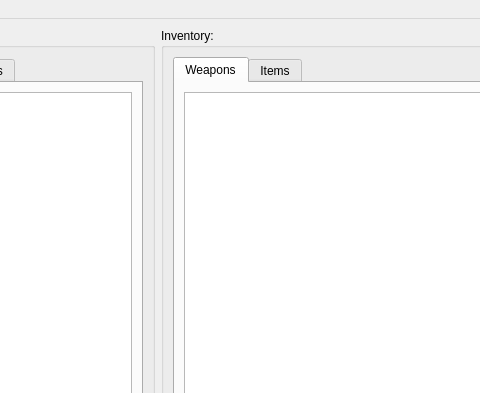
Above: mainwindow.ui from JordanViramontes/Cave-Story-Profile-Manager before the change; both pictures show x 204 to 684 and y 0 to 393 of the 1000 by 600 pixel window. Below: the same form after it.
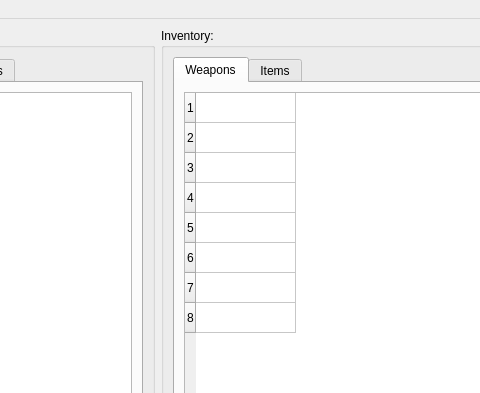
That is the form after the change.

The edit to the form file:
```diff
--- a/mainwindow.ui
+++ b/mainwindow.ui
@@ -196,7 +196,53 @@
              <item row="0" column="0">
               <layout class="QVBoxLayout" name="weaponsVLayout_3">
                <item>
-                <widget class="QTableWidget" name="weaponsTable"/>
+                <widget class="QTableWidget" name="weaponsTable">
+                 <property name="horizontalScrollBarPolicy">
+                  <enum>Qt::ScrollBarPolicy::ScrollBarAsNeeded</enum>
+                 </property>
+                 <property name="editTriggers">
+                  <set>QAbstractItemView::EditTrigger::NoEditTriggers</set>
+                 </property>
+                 <property name="dragEnabled">
+                  <bool>true</bool>
+                 </property>
+                 <property name="dragDropOverwriteMode">
+                  <bool>false</bool>
+                 </property>
+                 <property name="dragDropMode">
+                  <enum>QAbstractItemView::DragDropMode::InternalMove</enum>
+                 </property>
+                 <property name="defaultDropAction">
+                  <enum>Qt::DropAction::MoveAction</enum>
+                 </property>
+                 <property name="selectionBehavior">
+                  <enum>QAbstractItemView::SelectionBehavior::SelectRows</enum>
+                 </property>
+                 <property name="rowCount">
+                  <number>8</number>
+                 </property>
+                 <property name="columnCount">
+                  <number>1</number>
+                 </property>
+                 <attribute name="horizontalHeaderVisible">
+                  <bool>false</bool>
+                 </attribute>
+                 <attribute name="horizontalHeaderHighlightSections">
+                  <bool>true</bool>
+                 </attribute>
+                 <attribute name="verticalHeaderVisible">
+                  <bool>true</bool>
+                 </attribute>
+                 <row/>
+                 <row/>
+                 <row/>
+                 <row/>
+                 <row/>
+                 <row/>
+                 <row/>
+                 <row/>
+                 <column/>
+                </widget>
                </item>
                <item>
                 <layout class="QVBoxLayout" name="weaponsEtcVLayout">
```
